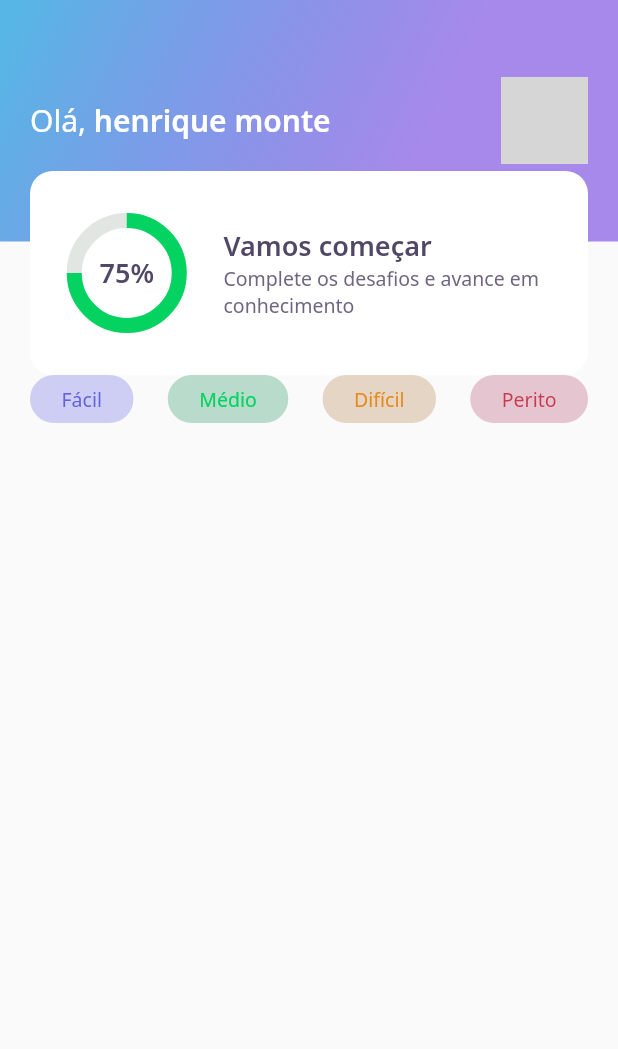
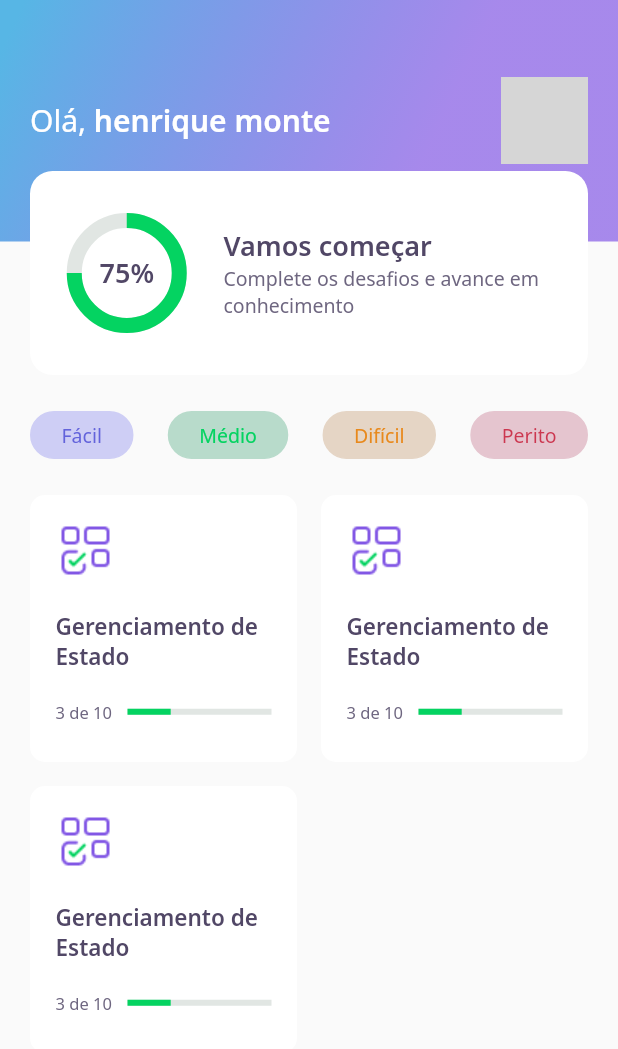
Before and after one commit to ohenriquemonte/devquiz-nlw5-rktst, a Flutter app: the screen it shows after launch, on a phone screen of 412 x 824 dp. Shown: the top 1049 px of the screen. Run offline on Flutter 3.47's test engine with Material 2 defaults, Android fonts, the phone set to English and light mode, and no system bars; our stand-ins replace google_fonts; network calls fail; grey boxes are pictures that could not be loaded.

Commit message:
Componente QuizCard da HomePage

```diff
--- a/lib/home/home_page.dart
+++ b/lib/home/home_page.dart
@@ -1,5 +1,6 @@
 import 'package:DevQuiz/home/widgets/appbar/app_bar_widget.dart';
 import 'package:DevQuiz/home/widgets/level_button/level_button_widget.dart';
+import 'package:DevQuiz/home/widgets/quiz_card/quiz_card_widget.dart';
 import 'package:flutter/material.dart';
 
 class HomePage extends StatefulWidget {
@@ -16,7 +17,10 @@ class _HomePageState extends State<HomePage> {
       appBar: AppBarWidget(),
       body: Padding(
         padding: const EdgeInsets.symmetric(horizontal: 20),
-        child: Row(
+        child: Column(
+          children: [
+            SizedBox(height: 24),
+            Row(
               mainAxisAlignment: MainAxisAlignment.spaceBetween,
               children: [
                 LevelButtonWidget(
@@ -33,6 +37,21 @@ class _HomePageState extends State<HomePage> {
                 ),
               ],
             ),
+            SizedBox(height: 24),
+            Expanded(
+              child: GridView.count(
+                crossAxisSpacing: 16,
+                mainAxisSpacing: 16,
+                crossAxisCount: 2,
+                children: [
+                  QuizCardWidget(),
+                  QuizCardWidget(),
+                  QuizCardWidget(),
+                ],
+              ),
+            ),
+          ],
+        ),
       ),
     );
   }
--- /dev/null
+++ b/lib/home/widgets/quiz_card/quiz_card_widget.dart
@@ -0,0 +1,49 @@
+import 'package:flutter/material.dart';
+import 'package:DevQuiz/core/app_colors.dart';
+import 'package:DevQuiz/core/core.dart';
+
+class QuizCardWidget extends StatelessWidget {
+  QuizCardWidget({Key? key}) : super(key: key);
+
+  @override
+  Widget build(BuildContext context) {
+    return Container(
+      padding: EdgeInsets.all(16),
+      decoration: BoxDecoration(
+        border: Border.fromBorderSide(BorderSide(color: AppColors.white)),
+        color: AppColors.white,
+        borderRadius: BorderRadius.circular(10),
+      ),
+      child: Column(
+        crossAxisAlignment: CrossAxisAlignment.start,
+        children: [
+          Container(
+            width: 40,
+            height: 40,
+            child: Image.asset(AppImages.blocks),
+          ),
+          SizedBox(height: 20),
+          Text('Gerenciamento de Estado', style: AppTextStyles.heading15),
+          SizedBox(height: 20),
+          Row(
+            children: [
+              Expanded(
+                flex: 1,
+                child: Text('3 de 10', style: AppTextStyles.body11),
+              ),
+              Expanded(
+                flex: 2,
+                child: LinearProgressIndicator(
+                  value: 0.3,
+                  backgroundColor: AppColors.chartSecondary,
+                  valueColor:
+                      AlwaysStoppedAnimation<Color>(AppColors.chartPrimary),
+                ),
+              ),
+            ],
+          ),
+        ],
+      ),
+    );
+  }
+}
```
Lines whose indentation alone changed are shown as unchanged.
